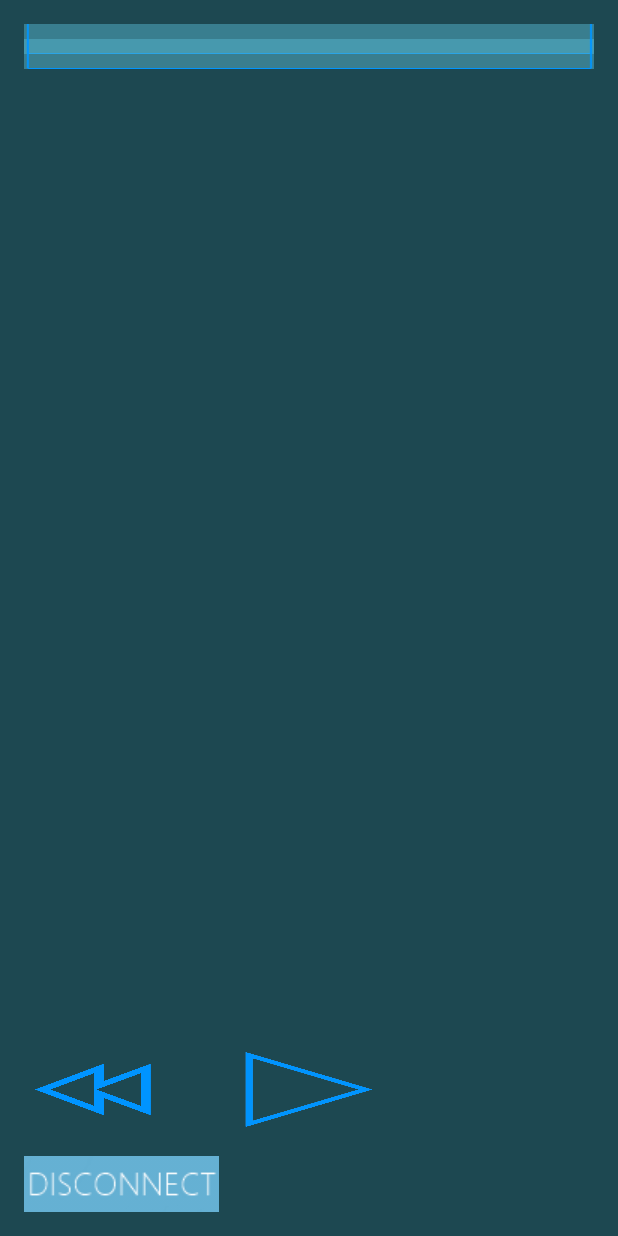
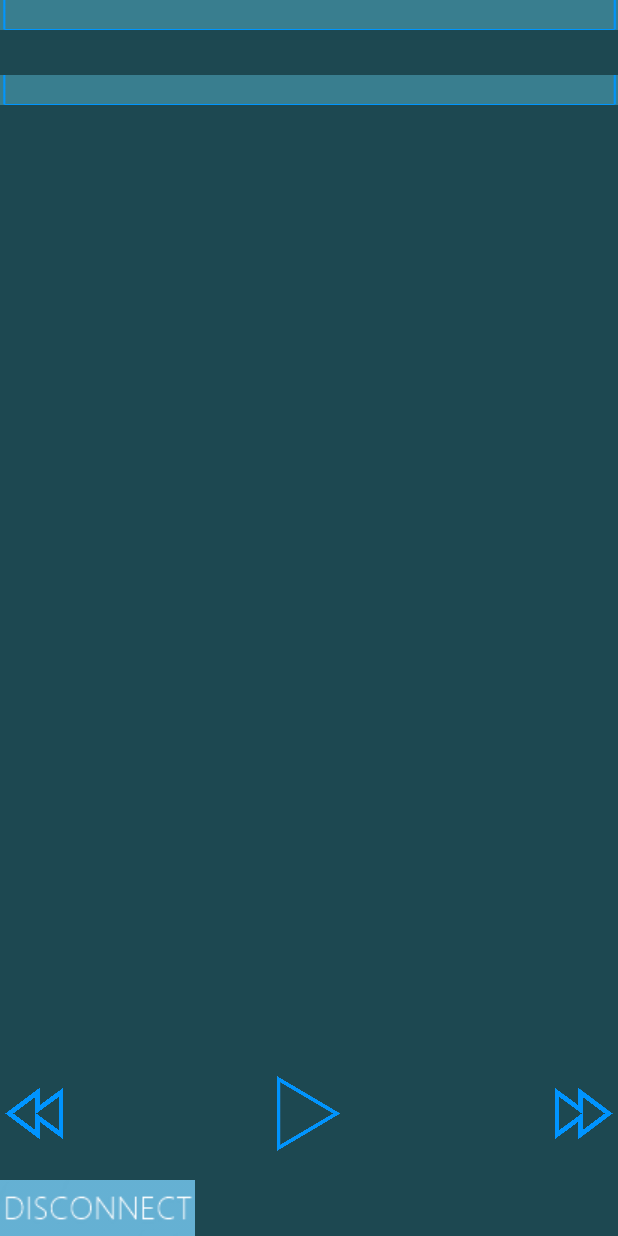
Before and after one commit to jaideng123/ScannerApp, an Android app: the layout activity_led_control.xml on its own in the app's theme, with its tools: preview values and no code run, on a phone screen of 412 x 824 dp. Run offline under Robolectric (Android 15) with nearby library versions, the phone set to English and light mode, and no system bars.

Commit message:
Changed app

```diff
--- a/app/src/main/java/com/led_on_off/led/DeviceList.java
+++ b/app/src/main/java/com/led_on_off/led/DeviceList.java
@@ -78,6 +78,7 @@ public class DeviceList extends ActionBarActivity
             {
                 list.add(bt.getName() + "\n" + bt.getAddress()); //Get the device's name and the address
             }
+            list.add("null \n null");
         }
         else
         {
--- a/app/src/main/res/layout/activity_led_control.xml
+++ b/app/src/main/res/layout/activity_led_control.xml
@@ -1,10 +1,8 @@
 <RelativeLayout xmlns:android="http://schemas.android.com/apk/res/android"
     xmlns:app="http://schemas.android.com/apk/res-auto"
     xmlns:tools="http://schemas.android.com/tools" android:layout_width="match_parent"
-    android:layout_height="match_parent" android:paddingLeft="@dimen/activity_horizontal_margin"
-    android:paddingRight="@dimen/activity_horizontal_margin"
-    android:paddingTop="@dimen/activity_vertical_margin"
-    android:paddingBottom="@dimen/activity_vertical_margin"
+    android:layout_height="match_parent"
+    android:id="@+id/action_bar"
     tools:context="com.led_on_off.led.ledControl"
     android:background="#1d4851">
 
@@ -12,17 +10,19 @@
         android:id="@+id/camera_preview"
         android:layout_width="fill_parent"
         android:layout_height="fill_parent"
-        android:layout_weight="1"
         android:layout_alignParentTop="true"
         android:layout_alignParentLeft="true"
         android:layout_alignParentStart="true">
+
+    </FrameLayout>
 
     <ImageView
         android:id="@+id/bottomBox"
         android:layout_width="match_parent"
         android:layout_height="20dp"
-            android:layout_marginBottom="10dp"
+        android:layout_marginTop="50dp"
         android:background="#8056B3CD"
+        android:cropToPadding="false"
         android:scaleType="fitXY"
         android:src="@drawable/box" />
 
@@ -30,15 +30,14 @@
         android:id="@+id/topBox"
         android:layout_width="match_parent"
         android:layout_height="20dp"
-            android:layout_marginTop="10dp"
+        android:adjustViewBounds="false"
         android:background="#8056B3CD"
         android:scaleType="fitXY"
         android:src="@drawable/box" />
-    </FrameLayout>
 
     <ImageButton
         android:id="@+id/play"
-        android:layout_width="100dp"
+        android:layout_width="50dp"
         android:layout_height="50dp"
         android:layout_alignTop="@+id/rewind"
         android:layout_centerHorizontal="true"
@@ -48,7 +47,7 @@
 
     <ImageButton
         android:id="@+id/rewind"
-        android:layout_width="100dp"
+        android:layout_width="50dp"
         android:layout_height="50dp"
         android:layout_above="@+id/discnt"
         android:layout_alignParentLeft="true"
@@ -59,17 +58,17 @@
         android:scaleType="fitXY"
         android:src="@drawable/rewind1600" />
 
-    <!--<ImageButton-->
-        <!--android:id="@+id/fastForward"-->
-        <!--android:layout_width="100dp"-->
-        <!--android:layout_height="50dp"-->
-        <!--android:layout_alignBottom="@+id/play"-->
-        <!--android:layout_alignParentEnd="true"-->
-        <!--android:layout_alignParentRight="true"-->
-        <!--android:layout_alignTop="@+id/play"-->
-        <!--android:background="@null"-->
-        <!--android:scaleType="fitXY"-->
-        <!--android:src="@drawable/fast_forward1600" />-->
+    <ImageButton
+        android:id="@+id/fastForward"
+        android:layout_width="50dp"
+        android:layout_height="50dp"
+        android:layout_alignBottom="@+id/play"
+        android:layout_alignParentEnd="true"
+        android:layout_alignParentRight="true"
+        android:layout_alignTop="@+id/play"
+        android:background="@null"
+        android:scaleType="fitXY"
+        android:src="@drawable/fast_forward1600" />
 
     <ImageButton
         android:layout_width="wrap_content"
```
Also changed, not shown: app/src/main/java/com/led_on_off/led/ledControl.java (+37 -7 lines), 2 other files. Lines whose indentation alone changed are shown as unchanged.
